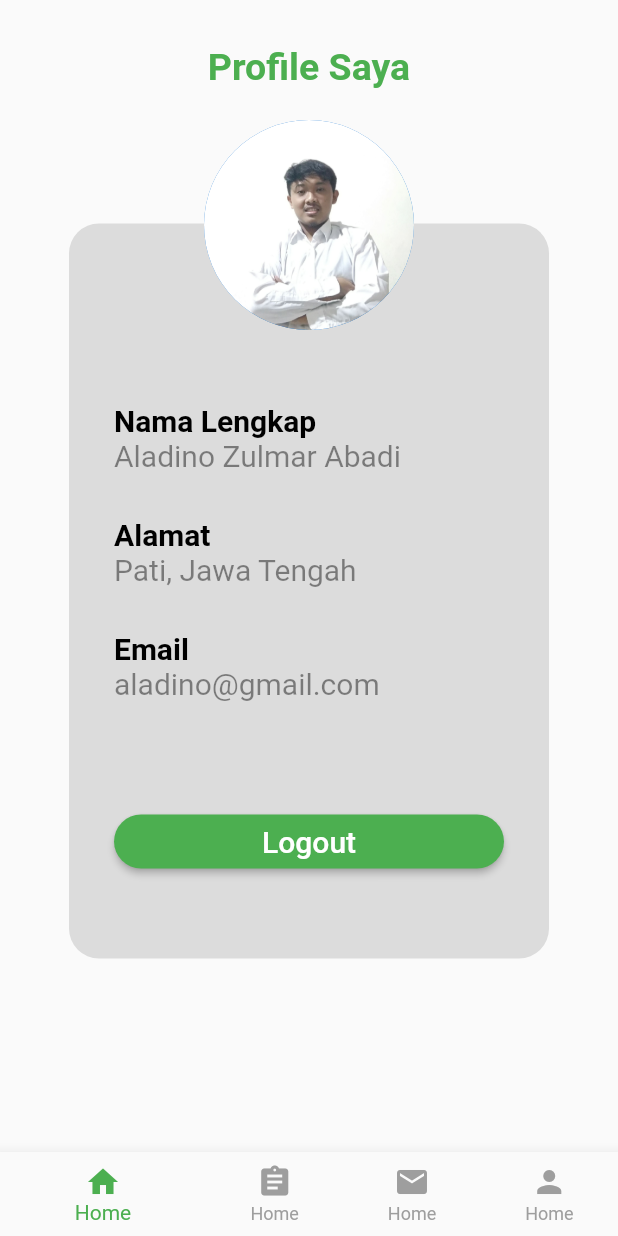
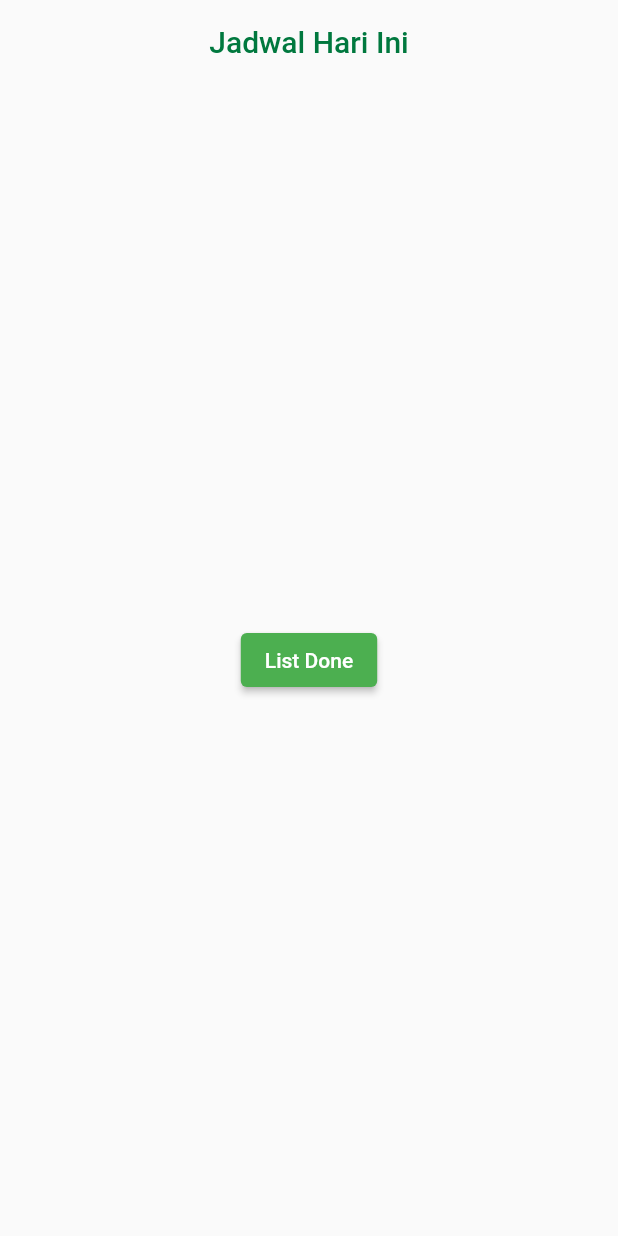
Before and after one commit to aladino24/pick_a_bin, a Flutter app: the screen it shows after launch, on a phone screen of 412 x 824 dp. Run offline on Flutter 3.47's test engine with Material 2 defaults, Android fonts, the phone set to English and light mode, and no system bars; our stand-ins replace faker.

Commit message:
add list_done & jadwal page

```diff
--- /dev/null
+++ b/lib/jadwal.dart
@@ -0,0 +1,31 @@
+import 'package:flutter/cupertino.dart';
+import 'package:flutter/material.dart';
+import 'package:pick_a_bin/list_done.dart';
+
+
+class Jadwal extends StatelessWidget {
+  const Jadwal({Key? key}) : super(key: key);
+
+  @override
+  Widget build(BuildContext context) {
+    return Scaffold(
+      appBar: AppBar(
+          centerTitle: true,
+          title: const Text(
+            'Jadwal Hari Ini',
+            style: TextStyle(color: Color(0xff00783E)),
+          ),
+          backgroundColor: Colors.transparent,
+          elevation: 0),
+      body: Center(
+        child: ElevatedButton(
+          onPressed: () {
+            Navigator.of(context)
+                .push(MaterialPageRoute(builder: (context) => ListDonePage()));
+          },
+          child: const Text('List Done'),
+        ),
+      ),
+    );
+  }
+}
--- a/lib/main.dart
+++ b/lib/main.dart
@@ -1,4 +1,5 @@
 import 'package:flutter/material.dart';
+import 'package:pick_a_bin/jadwal.dart';
 import 'package:pick_a_bin/profile.dart';
 
 void main() {
@@ -16,9 +17,9 @@ class MyApp extends StatelessWidget {
       title: 'Flutter Demo',
       theme: ThemeData(
 
-        primarySwatch: Colors.blue,
+        primarySwatch: Colors.green,
       ),
-      home: const ProfilePage(),
+      home: const Jadwal(),
     );
   }
 }
--- a/pubspec.yaml
+++ b/pubspec.yaml
@@ -38,6 +38,8 @@ dependencies:
 dev_dependencies:
   flutter_test:
     sdk: flutter
+  faker: ^2.0.0
+  url_launcher: ^6.0.9
 
   # The "flutter_lints" package below contains a set of recommended lints to
   # encourage good coding practices. The lint set provided by the package is
```
Also changed, not shown: lib/list_done.dart (added, +131 -0 lines), pubspec.lock, 3 other files.
